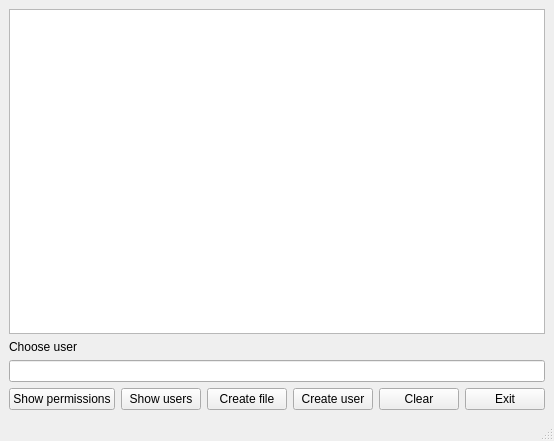
Before: the Qt Designer form PermissionMatrix/mainwindow.ui in MercuryVG/cpp-projects, drawn with Qt 5.
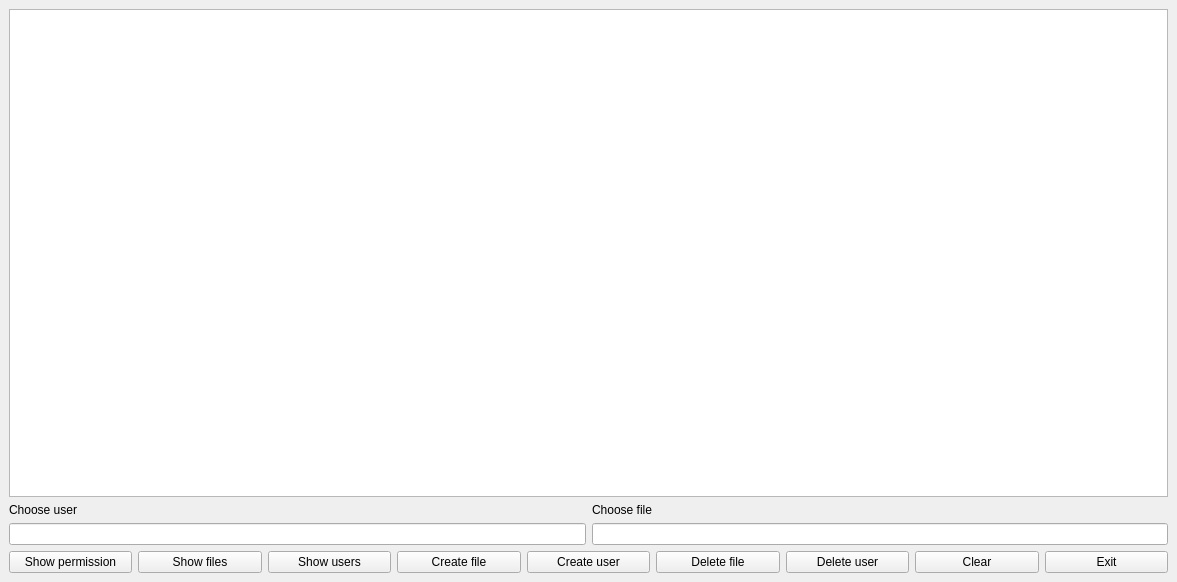
After: the same form once the commit is applied.

Commit message: permission matrix v2

The edit to the form file:
```diff
--- a/PermissionMatrix/mainwindow.ui
+++ b/PermissionMatrix/mainwindow.ui
@@ -6,8 +6,8 @@
    <rect>
     <x>0</x>
     <y>0</y>
-    <width>478</width>
-    <height>441</height>
+    <width>1177</width>
+    <height>582</height>
    </rect>
   </property>
   <property name="windowTitle">
@@ -23,7 +23,11 @@
      </layout>
     </item>
     <item>
-     <widget class="QLabel" name="label">
+     <layout class="QHBoxLayout" name="horizontalLayout_4">
+      <item>
+       <layout class="QVBoxLayout" name="verticalLayout_3">
+        <item>
+         <widget class="QLabel" name="user_label">
       <property name="text">
        <string>Choose user</string>
       </property>
@@ -32,6 +36,24 @@
     <item>
      <widget class="QLineEdit" name="user_field"/>
     </item>
+       </layout>
+      </item>
+      <item>
+       <layout class="QVBoxLayout" name="verticalLayout_2">
+        <item>
+         <widget class="QLabel" name="file_label">
+          <property name="text">
+           <string>Choose file</string>
+          </property>
+         </widget>
+        </item>
+        <item>
+         <widget class="QLineEdit" name="file_field"/>
+        </item>
+       </layout>
+      </item>
+     </layout>
+    </item>
     <item>
      <layout class="QHBoxLayout" name="horizontalLayout_3"/>
     </item>
@@ -40,7 +62,14 @@
       <item>
        <widget class="QPushButton" name="show_permissions_button">
         <property name="text">
-         <string>Show permissions</string>
+         <string>Show permission</string>
+        </property>
+       </widget>
+      </item>
+      <item>
+       <widget class="QPushButton" name="show_files_button">
+        <property name="text">
+         <string>Show files</string>
         </property>
        </widget>
       </item>
@@ -65,6 +94,20 @@
         </property>
        </widget>
       </item>
+      <item>
+       <widget class="QPushButton" name="delete_file_button">
+        <property name="text">
+         <string>Delete file</string>
+        </property>
+       </widget>
+      </item>
+      <item>
+       <widget class="QPushButton" name="delete_user_button">
+        <property name="text">
+         <string>Delete user</string>
+        </property>
+       </widget>
+      </item>
       <item>
        <widget class="QPushButton" name="clear_button">
         <property name="text">
@@ -93,7 +136,6 @@
     </rect>
    </property>
   </widget>
-  <widget class="QStatusBar" name="statusbar"/>
  </widget>
  <resources/>
  <connections/>
```
Left out of the diff: 2 changed lines with no effect on the pictures. Lines whose indentation alone changed are shown as unchanged. The commit also changes 15 other files.
